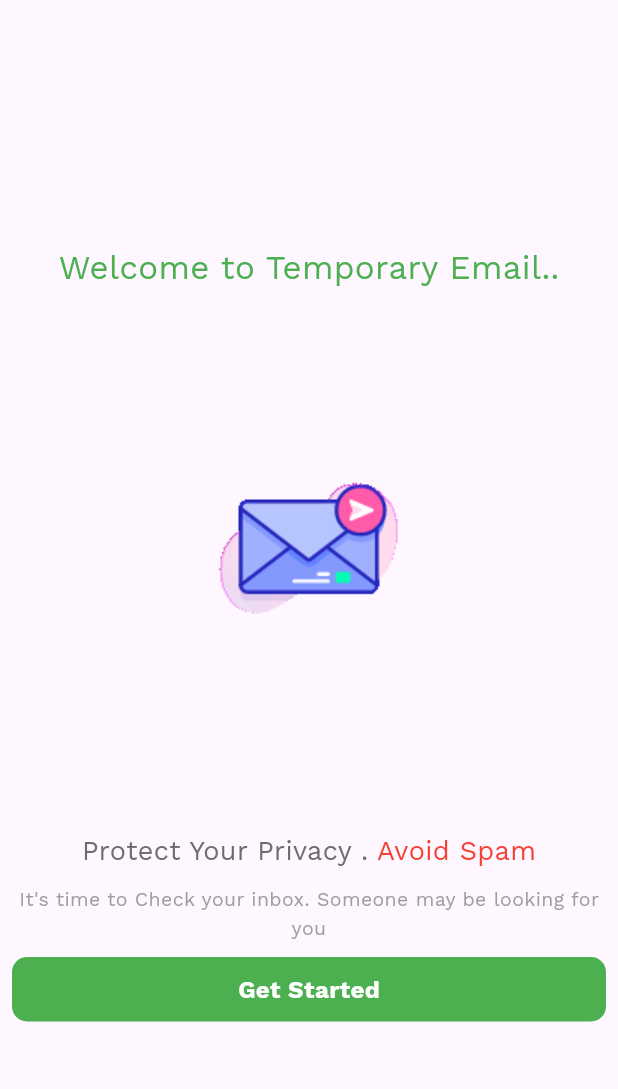
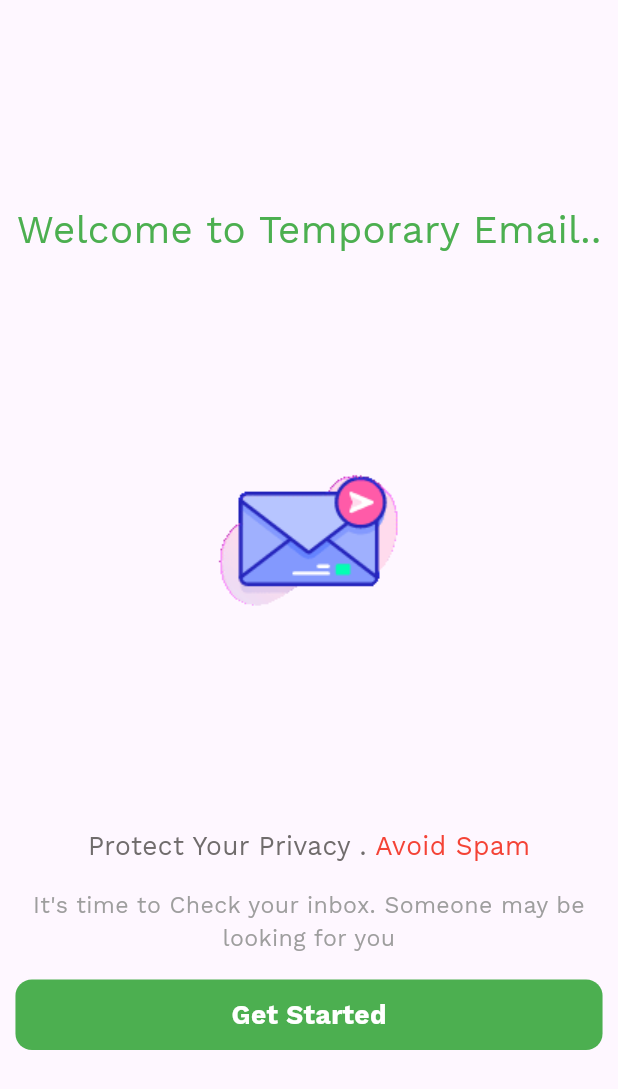
Before and after one commit to md-ruhulamin/temporary_email, a Flutter app: the SplashScreen screen opened by its route, on a phone screen of 412 x 824 dp. Shown: the top 1089 px of the screen. Run offline on Flutter 3.47's test engine with Material 3 defaults, Android fonts, the light colour scheme and no system bars; our stand-ins replace get, google_fonts, shared_preferences; accounts and stored records are empty; network calls fail.

Commit message:
update the static value to dynamic based on device height and width

```diff
--- a/lib/controller/domain_controller.dart
+++ b/lib/controller/domain_controller.dart
@@ -1,5 +1,4 @@
 // ignore_for_file: dead_code, avoid_print, unused_local_variable, depend_on_referenced_packages
-
 import 'dart:convert';
 import 'package:get/get.dart';
 import 'package:http/http.dart' as https;
--- /dev/null
+++ b/lib/responsive/dimension.dart
@@ -0,0 +1,104 @@
+
+import 'package:get/get.dart';
+
+class AppDimensions {
+  static double screenHeight = Get.context!.height;
+  static double screenWidth = Get.context!.width;
+  // double getWidth(double value) {
+  //   if (screenWidth < 480) {
+  //     double ratio = 400 / value;
+  //     return screenWidth / ratio;
+  //   }
+  //   double ratio = 1650 / value;
+  //   return screenWidth / ratio;
+  // }
+
+  // double getHeight(double value) {
+  //   if (screenHeight < 800) {
+  //     double ratio = 750 / value;
+  //     return screenWidth / ratio;
+  //   }
+  //   double ratio = 750 / value;
+  //   return screenHeight / ratio;
+  // }
+
+  static double w100 = screenWidth / 4;
+  static double w50 = screenWidth / 8;
+  static double w40 = screenWidth / 10;
+  static double w30 = screenWidth / 13.34;
+  static double w20 = screenWidth / 20;
+  static double w15 = screenWidth / 26.67;
+  static double w10 = screenWidth / 40;
+  static double w5 = screenWidth / 80;
+  static double w25 = screenWidth / 16;
+  static double w18 = screenWidth / 22.22;
+  static double w13 = screenWidth / 30.76;
+  static double w17 = screenWidth / 23.52;
+
+  static double font20 = screenWidth / 20;
+  static double font17 = screenWidth / 23.52;
+  static double font25 = screenWidth / 16;
+  static double font13 = screenWidth / 30.76;
+  static double font15 = screenWidth / 26.67;
+
+  static double w70 = screenWidth / 5.71;
+  static double w80 = screenWidth / 5;
+
+  static double h25 = screenHeight / 30;
+  static double h10 = screenHeight / 75;
+  static double h20 = screenHeight / 37.5;
+  static double h100 = screenHeight / 7.5;
+  static double h200 = screenHeight / 3.75;
+  static double h50 = screenHeight / 15;
+  static double h15 = screenHeight / 50;
+  static double h5 = screenHeight / 150;
+}
+class DesktopResponsive {
+  double w = 1600;
+  double h = 725;
+
+  DesktopResponsive(double x, double y) {
+    w = x;
+    h = y;
+  }
+
+   double get Pagesize => w / 2.85;
+    double get screenHeight => h;
+  double get screenWidth => w;
+
+
+   double get headingfontsize => screenWidth / 55;
+   double get subheadingfontsize => screenWidth / 65;
+   double get detailsfontsize => screenWidth / 80;
+   double get carddetailsfontsize => screenWidth / 90;
+   double get w100 =>screenWidth / 4;
+   double  get w50 => screenWidth / 32;
+   double get w40 => screenWidth / 40;
+   double get w30 => screenWidth / 53.34;
+   double get w20=> screenWidth / 80;
+   double get w15 => screenWidth / 106.67;
+   double get w10 => screenWidth / 160;
+   double get w5 => screenWidth / 320;
+   double get w25 => screenWidth / 64;
+   double get w18 => screenWidth / 88.88;
+   double get w13 =>screenWidth / 123.07;
+   double get w17 => screenWidth / 94.11;
+
+   double get font20 => screenWidth / 80;
+   double get font17 => screenWidth / 94;
+   double get font25 => screenWidth / 64;
+   double get font13 => screenWidth / 123;
+   double get font15 => screenWidth / 106;
+
+   double get w70 => screenWidth / 22.85;
+   double get w80 => screenWidth / 20;
+
+   double get h25 => screenHeight / 30;
+   double get h10 => screenWidth / 75;
+   double get h20 => screenWidth / 37.5;
+   double get h100 => screenHeight / 7.5;
+   double get h200 => screenWidth / 3.75;
+   double get h50 => screenWidth / 15;
+   double get h15 => screenWidth / 50;
+   double get h5 => screenWidth / 150;
+}
--- a/lib/routes/routes.dart
+++ b/lib/routes/routes.dart
@@ -16,7 +16,7 @@ class MyRoute {
   static final routes = [
       GetPage(
       name: initial,
-      transition: Transition.leftToRight,
+      transition: Transition.zoom,
       page: () => const SplashScreen(),
     ),
     GetPage(
--- a/lib/screen/splash_screen.dart
+++ b/lib/screen/splash_screen.dart
@@ -1,9 +1,10 @@
-// ignore_for_file: depend_on_referenced_packages
+
 import 'dart:async';
 import 'package:flutter/material.dart';
 import 'package:get/get.dart';
 import 'package:shared_preferences/shared_preferences.dart';
 import 'package:temp_email/controller/domain_controller.dart';
+import 'package:temp_email/responsive/dimension.dart';
 import 'package:temp_email/utils/api.dart';
 import 'package:temp_email/widget/custom_button.dart';
 
@@ -41,58 +42,58 @@ class _SplashScreenState extends State<SplashScreen> {
       child: Center(
         child: SingleChildScrollView(
           child: Padding(
-            padding: const EdgeInsets.all(8.0),
+            padding:  EdgeInsets.all(AppDimensions.w10),
             child: Column(
               mainAxisAlignment: MainAxisAlignment.spaceBetween,
               crossAxisAlignment: CrossAxisAlignment.center,
               children: [
                 Container(
-                    padding: const EdgeInsets.only(top: 20),
-                    child: const Text("Welcome to Temporary Email..",
+                    padding:  EdgeInsets.only(top: AppDimensions.h10),
+                    child:  Text("Welcome to Temporary Email..",
                         style: TextStyle(
-                          fontSize: 22,
+                          fontSize: AppDimensions.font25,
                           color: Colors.green,
                         ))),
-                const SizedBox(
-                  height: 20,
+                 SizedBox(
+                  height:  AppDimensions.h20,
                 ),
                 SizedBox(
-                  width: 300,
-                  height: 300,
+                  width:  AppDimensions.w100 *3,
+                  height: AppDimensions.h100*3,
                   child: Image.asset("assets/images/loading_email.gif"),
                 ),
-                const SizedBox(
-                  height: 40,
+                 SizedBox(
+                  height:  AppDimensions.h25,
                 ),
-                const Row(
+                 Row(
                   mainAxisAlignment: MainAxisAlignment.center,
                   children: [
                     Text(
                       "Protect Your Privacy .",
                       style: TextStyle(
-                        fontSize: 18,
+                        fontSize:  AppDimensions.font17,
                         color: Color.fromARGB(255, 112, 108, 108),
                       ),
                     ),
                     Text(" Avoid Spam",
                         style: TextStyle(
-                          fontSize: 18,
+                          fontSize: AppDimensions.font17,
                           color: Colors.red,
                         )),
                   ],
                 ),
-                const SizedBox(
-                  height: 10,
+              SizedBox(
+                  height: AppDimensions.h15,
                 ),
-                const Text(
+                 Text(
                     "It's time to Check your inbox. Someone may be looking for you ",
                     textAlign: TextAlign.center,
                     style: TextStyle(
-                      fontSize: 13,
+                      fontSize: AppDimensions.font15,
                       color: Colors.grey,
                     )),
-                const SizedBox(
-                  height: 10,
+                SizedBox(
+                  height: AppDimensions.h15,
                 ),
                 GestureDetector(
                     onTap: () {
--- a/lib/utils/color.dart
+++ b/lib/utils/color.dart
@@ -4,5 +4,5 @@ class AppColors {
  //  Color backgroundColor = Color.fromARGB(255, 240, 240, 240);
   Color primaryWhite = Color.fromARGB(255, 252, 251, 251).withOpacity(0.9);
   Color green = Colors.green;
-    Color backgroundColor = Color.fromARGB(255, 206, 205, 205);
+    Color backgroundColor = Color.fromARGB(255, 233, 232, 232);
 }
--- a/lib/widget/custom_button.dart
+++ b/lib/widget/custom_button.dart
@@ -1,6 +1,7 @@
 // ignore_for_file: prefer_const_constructors
 
 import 'package:flutter/material.dart';
+import 'package:temp_email/responsive/dimension.dart';
 import 'package:temp_email/utils/color.dart';
 
 class RoundButton extends StatelessWidget {
@@ -10,19 +11,19 @@ class RoundButton extends StatelessWidget {
   @override
   Widget build(BuildContext context) {
     return Container(
-    padding: EdgeInsets.all(10),
+    padding: EdgeInsets.all(AppDimensions.h10),
     // margin: EdgeInsets.symmetric(horizontal: 20),
 
 
       decoration: BoxDecoration(
-        borderRadius: BorderRadius.circular(10),
+        borderRadius: BorderRadius.circular(AppDimensions.h10),
         color: AppColors().green,
       ),
       alignment: Alignment.center,
       child: Text(
        text,
         style: TextStyle(
-            color: Colors.white, fontSize: 16,fontWeight: FontWeight.bold
+            color: Colors.white, fontSize: AppDimensions.font17,fontWeight: FontWeight.bold
             ,
             ),
       ),
--- a/lib/widget/custom_text.dart
+++ b/lib/widget/custom_text.dart
@@ -1,6 +1,7 @@
 // ignore_for_file: must_be_immutable
 
 import 'package:flutter/material.dart';
+import 'package:temp_email/responsive/dimension.dart';
 
 class BigText extends StatelessWidget {
   final Color? color;
@@ -22,7 +23,7 @@ class BigText extends StatelessWidget {
       maxLines: 1,
       overflow: overflow,
       style: TextStyle(
-          fontSize: size == 0 ? 20 : size,
+          fontSize: size == 0 ? AppDimensions.font20 : size,
           color: color,
           fontWeight: FontWeight.w400,
          ),
--- a/lib/widget/header_text.dart
+++ b/lib/widget/header_text.dart
@@ -1,4 +1,5 @@
 import 'package:flutter/material.dart';
+import 'package:temp_email/responsive/dimension.dart';
 
 class ScreenHeaderText extends StatelessWidget {
   final String text;
@@ -12,7 +13,7 @@ class ScreenHeaderText extends StatelessWidget {
      text,
       textAlign: TextAlign.right,
 
-      style: const TextStyle(color: Colors.white, fontSize: 18),
+      style:  TextStyle(color: Colors.white, fontSize: AppDimensions.font17),
     );
   }
 }
```
Also changed, not shown: lib/screen/create_account_screen.dart (+36 -40 lines), lib/screen/domain_list_screen.dart (+15 -14 lines), lib/screen/login_screen.dart (+26 -23 lines), lib/screen/message_list_screen.dart (+17 -36 lines), lib/widget/header.dart (+7 -6 lines), lib/controller/message_controller.dart (line endings or trailing spaces), 2 other files.
